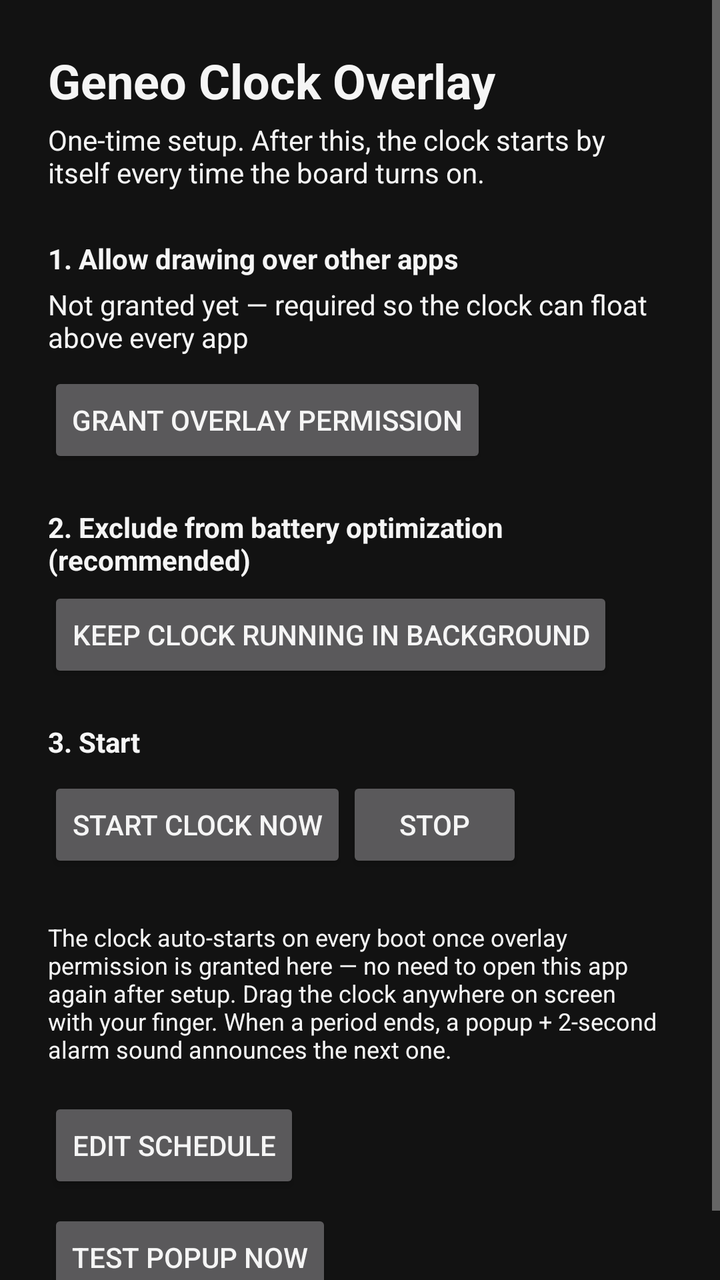
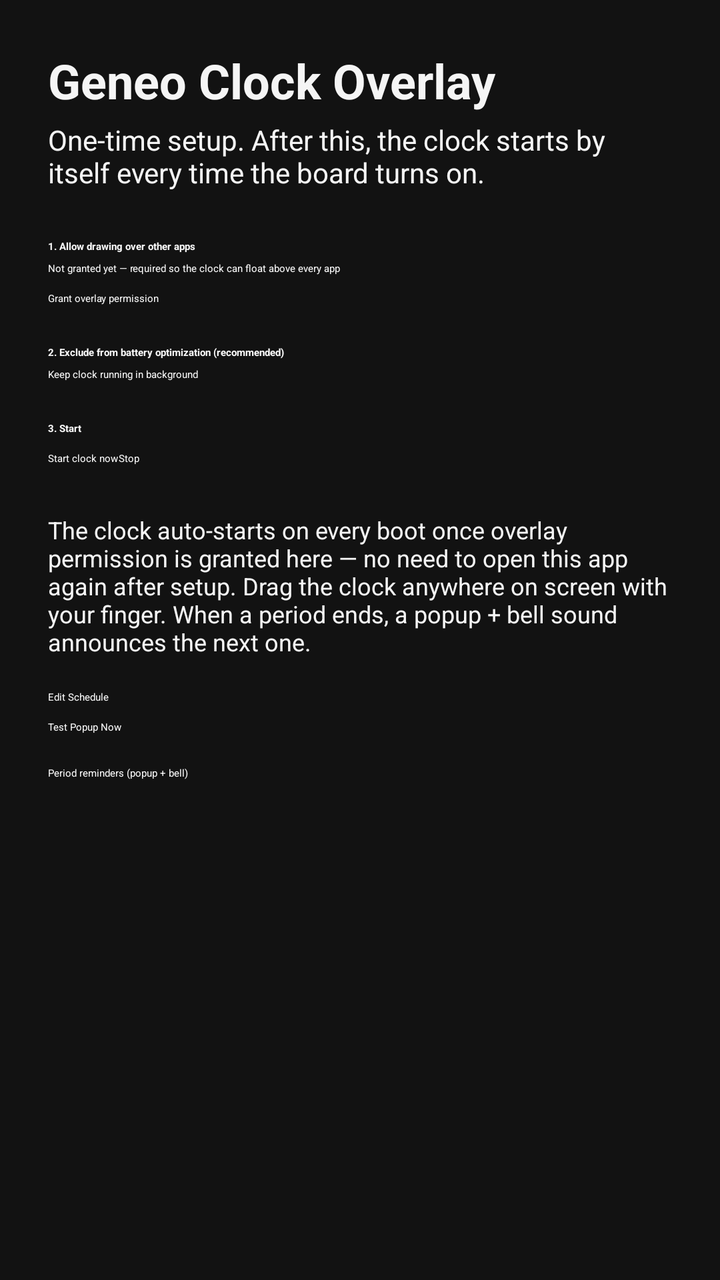

Before-and-after screenshots of an Android layout around one commit, followed by the original layout XML and the change that was made.
<!-- AndroidManifest.xml: application theme Theme.GeneoClockOverlay -->
<!-- res/layout/activity_main.xml -->
<?xml version="1.0" encoding="utf-8"?>
<ScrollView xmlns:android="http://schemas.android.com/apk/res/android"
    xmlns:app="http://schemas.android.com/apk/res-auto"
    android:layout_width="match_parent"
    android:layout_height="match_parent">

    <LinearLayout
        android:layout_width="match_parent"
        android:layout_height="wrap_content"
        android:orientation="vertical"
        android:padding="24dp">

        <TextView
            android:layout_width="wrap_content"
            android:layout_height="wrap_content"
            android:text="@string/app_name"
            android:textSize="24sp"
            android:textStyle="bold"
            android:layout_marginBottom="4dp" />

        <TextView
            android:layout_width="wrap_content"
            android:layout_height="wrap_content"
            android:text="@string/setup_subtitle"
            android:textSize="14sp"
            android:layout_marginBottom="24dp" />

        
        <TextView
            android:layout_width="wrap_content"
            android:layout_height="wrap_content"
            android:text="@string/step1_title"
            android:textStyle="bold"
            android:layout_marginBottom="4dp" />

        <TextView
            android:id="@+id/tvOverlayStatus"
            android:layout_width="wrap_content"
            android:layout_height="wrap_content"
            android:text="@string/status_overlay_needed"
            android:layout_marginBottom="8dp" />

        <Button
            android:id="@+id/btnGrantOverlay"
            android:layout_width="wrap_content"
            android:layout_height="wrap_content"
            android:text="@string/btn_grant_overlay"
            android:layout_marginBottom="20dp" />

        
        <TextView
            android:layout_width="wrap_content"
            android:layout_height="wrap_content"
            android:text="@string/step2_title"
            android:textStyle="bold"
            android:layout_marginBottom="4dp" />

        <Button
            android:id="@+id/btnIgnoreBattery"
            android:layout_width="wrap_content"
            android:layout_height="wrap_content"
            android:text="@string/btn_ignore_battery"
            android:layout_marginBottom="20dp" />

        
        <TextView
            android:layout_width="wrap_content"
            android:layout_height="wrap_content"
            android:text="@string/step4_title"
            android:textStyle="bold"
            android:layout_marginBottom="8dp" />

        <LinearLayout
            android:layout_width="wrap_content"
            android:layout_height="wrap_content"
            android:orientation="horizontal">

            <Button
                android:id="@+id/btnStartNow"
                android:layout_width="wrap_content"
                android:layout_height="wrap_content"
                android:text="@string/btn_start" />

            <Button
                android:id="@+id/btnStopNow"
                android:layout_width="wrap_content"
                android:layout_height="wrap_content"
                android:text="@string/btn_stop" />
        </LinearLayout>

        <TextView
            android:layout_width="wrap_content"
            android:layout_height="wrap_content"
            android:layout_marginTop="24dp"
            android:textSize="12sp"
            android:text="@string/note_boot" />

        <Button
            android:id="@+id/btnEditTimetable"
            android:layout_width="wrap_content"
            android:layout_height="wrap_content"
            android:layout_marginTop="16dp"
            android:text="@string/btn_edit_timetable" />

        <Button
            android:id="@+id/btnTestPopup"
            android:layout_width="wrap_content"
            android:layout_height="wrap_content"
            android:layout_marginTop="8dp"
            android:text="@string/btn_test_popup" />

    </LinearLayout>
</ScrollView>
<!-- resources referenced by this layout -->
<resources>
  <string name="app_name">Geneo Clock Overlay</string>
  <string name="btn_edit_timetable">Edit Schedule</string>
  <string name="btn_grant_overlay">Grant overlay permission</string>
  <string name="btn_ignore_battery">Keep clock running in background</string>
  <string name="btn_start">Start clock now</string>
  <string name="btn_stop">Stop</string>
  <string name="btn_test_popup">Test Popup Now</string>
  <string name="note_boot">The clock auto-starts on every boot once overlay permission is granted here — no need to open this app again after setup. Drag the clock anywhere on screen with your finger. When a period ends, a popup + 2-second alarm sound announces the next one.</string>
  <string name="setup_subtitle">One-time setup. After this, the clock starts by itself every time the board turns on.</string>
  <string name="status_overlay_needed">Not granted yet — required so the clock can float above every app</string>
  <string name="step1_title">1. Allow drawing over other apps</string>
  <string name="step2_title">2. Exclude from battery optimization (recommended)</string>
  <string name="step4_title">3. Start</string>
  <style name="Theme.GeneoClockOverlay" parent="Theme.MaterialComponents.NoActionBar">
          <item name="colorPrimary">@color/accent_primary</item>
          <item name="colorPrimaryDark">@color/dark_background</item>
          <item name="colorAccent">@color/accent_primary</item>
          <item name="colorSurface">@color/dark_surface</item>
          <item name="colorOnSurface">@color/text_primary</item>
          <item name="android:windowBackground">@color/dark_background</item>
          <item name="android:textColorPrimary">@color/text_primary</item>
          <item name="android:textColorSecondary">@color/text_secondary</item>
          <item name="android:textColor">@color/text_primary</item>
          <item name="android:statusBarColor">@color/dark_background</item>
          <item name="android:navigationBarColor">@color/dark_background</item>
          <item name="materialButtonStyle">@style/Widget.GeneoClockOverlay.Button</item>
      </style>
  <color name="accent_primary">#8E6BFF</color>
  <color name="dark_background">#121212</color>
  <color name="dark_surface">#1E1E1E</color>
  <color name="text_primary">#F5F5F5</color>
  <color name="text_secondary">#B3B3B3</color>
  <style name="Widget.GeneoClockOverlay.Button" parent="Widget.MaterialComponents.Button">
          <item name="backgroundTint">@color/accent_primary</item>
          <item name="android:textColor">@color/text_primary</item>
      </style>
</resources>

<!-- the commit's change to res/layout/activity_main.xml (unified diff, before → after) -->
@@ -109,5 +109,24 @@
             android:layout_marginTop="8dp"
             android:text="@string/btn_test_popup" />
 
+        <LinearLayout
+            android:layout_width="match_parent"
+            android:layout_height="wrap_content"
+            android:orientation="horizontal"
+            android:gravity="center_vertical"
+            android:layout_marginTop="16dp">
+
+            <TextView
+                android:layout_width="0dp"
+                android:layout_height="wrap_content"
+                android:layout_weight="1"
+                android:text="@string/reminders_toggle_label" />
+
+            <Switch
+                android:id="@+id/switchReminders"
+                android:layout_width="wrap_content"
+                android:layout_height="wrap_content" />
+        </LinearLayout>
+
     </LinearLayout>
 </ScrollView>
<!-- resource entries referenced after the edit -->
@@ -7,13 +7,14 @@
   <string name="btn_start">Start clock now</string>
   <string name="btn_stop">Stop</string>
   <string name="btn_test_popup">Test Popup Now</string>
-  <string name="note_boot">The clock auto-starts on every boot once overlay permission is granted here — no need to open this app again after setup. Drag the clock anywhere on screen with your finger. When a period ends, a popup + 2-second alarm sound announces the next one.</string>
+  <string name="note_boot">The clock auto-starts on every boot once overlay permission is granted here — no need to open this app again after setup. Drag the clock anywhere on screen with your finger. When a period ends, a popup + bell sound announces the next one.</string>
+  <string name="reminders_toggle_label">Period reminders (popup + bell)</string>
   <string name="setup_subtitle">One-time setup. After this, the clock starts by itself every time the board turns on.</string>
   <string name="status_overlay_needed">Not granted yet — required so the clock can float above every app</string>
   <string name="step1_title">1. Allow drawing over other apps</string>
   <string name="step2_title">2. Exclude from battery optimization (recommended)</string>
   <string name="step4_title">3. Start</string>
-  <style name="Theme.GeneoClockOverlay" parent="Theme.MaterialComponents.NoActionBar">
+  <style name="Theme.GeneoClockOverlay" parent="Theme.MaterialComponents.Dark.NoActionBar">
           <item name="colorPrimary">@color/accent_primary</item>
           <item name="colorPrimaryDark">@color/dark_background</item>
           <item name="colorAccent">@color/accent_primary</item>
